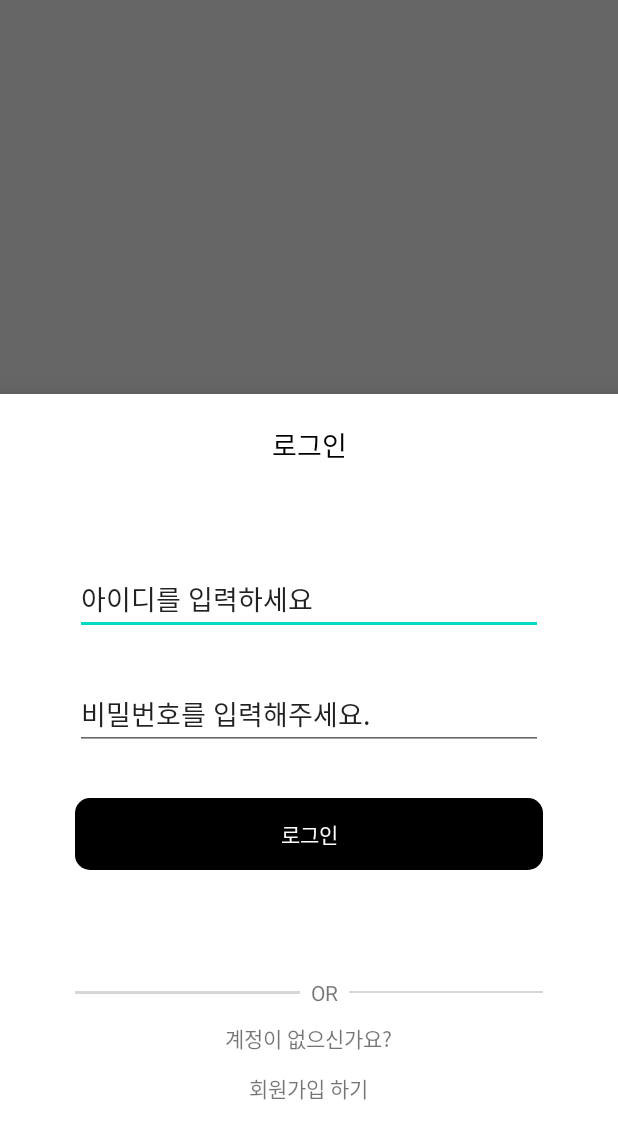
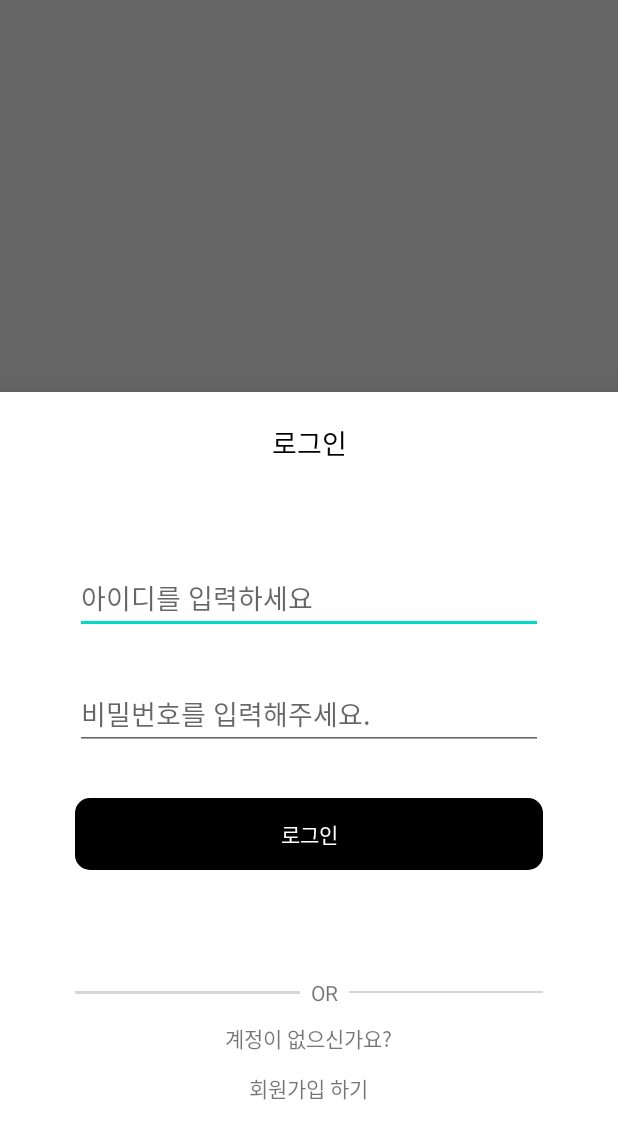
Before and after one commit to MinuteMate/Seri-Android, an Android app: the fragment AuthLoginFragment shown on its own in the app's theme, on a phone screen of 412 x 824 dp. Shown: the top 1139 px of the screen. Run offline under Robolectric (Android 15) with nearby library versions, the phone set to English and light mode, and no system bars; our stand-ins replace Dagger/Hilt's generated code, data binding.

Commit message:
♻️ :: id, password hint 추가 및 onClick event

```diff
--- a/app/src/main/res/layout/fragment_auth_login.xml
+++ b/app/src/main/res/layout/fragment_auth_login.xml
@@ -4,6 +4,9 @@
 
     <data>
 
+        <variable
+            name="fragment"
+            type="com.hackaton.seriandroid.ui.auth.login.AuthLoginFragment" />
     </data>
 
     <androidx.constraintlayout.widget.ConstraintLayout
@@ -35,14 +38,17 @@
 
             <EditText
                 android:layout_width="match_parent"
+                android:id="@+id/auth_login_id_text"
                 android:layout_height="wrap_content"
-                android:text="아이디를 입력하세요" />
+                android:hint="아이디를 입력하세요" />
 
             <EditText
+                android:id="@+id/auth_login_pwd_text"
+
                 android:layout_width="match_parent"
                 android:layout_height="wrap_content"
                 android:layout_marginTop="29dp"
-                android:text="비밀번호를 입력해주세요." />
+               android:hint="비밀번호를 입력해주세요." />
 
             <androidx.appcompat.widget.AppCompatButton
                 android:layout_width="match_parent"
@@ -50,6 +56,7 @@
                 android:background="@drawable/auth_login_btn_radius"
                 android:layout_marginTop="32dp"
                 android:textColor="@color/white"
+                android:onClick="@{()->fragment.loginButtonClickEvent()}"
                 android:backgroundTint="@color/black"
                 android:text="로그인" />
 
@@ -93,6 +100,7 @@
 
             <TextView
                 android:layout_width="wrap_content"
+                android:onClick="@{()->fragment.signUpButtonClickEvent()}"
                 android:layout_marginTop="12dp"
                 android:layout_marginBottom="88dp"
                 android:layout_height="wrap_content"
```
